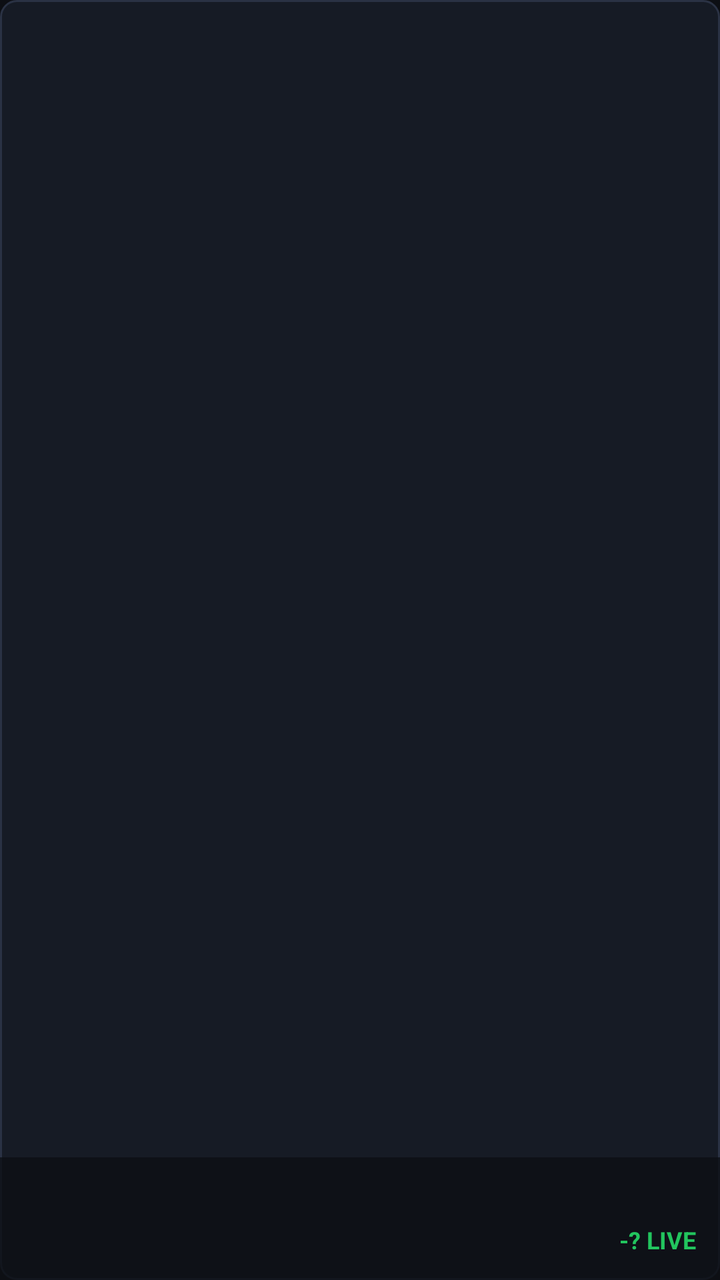
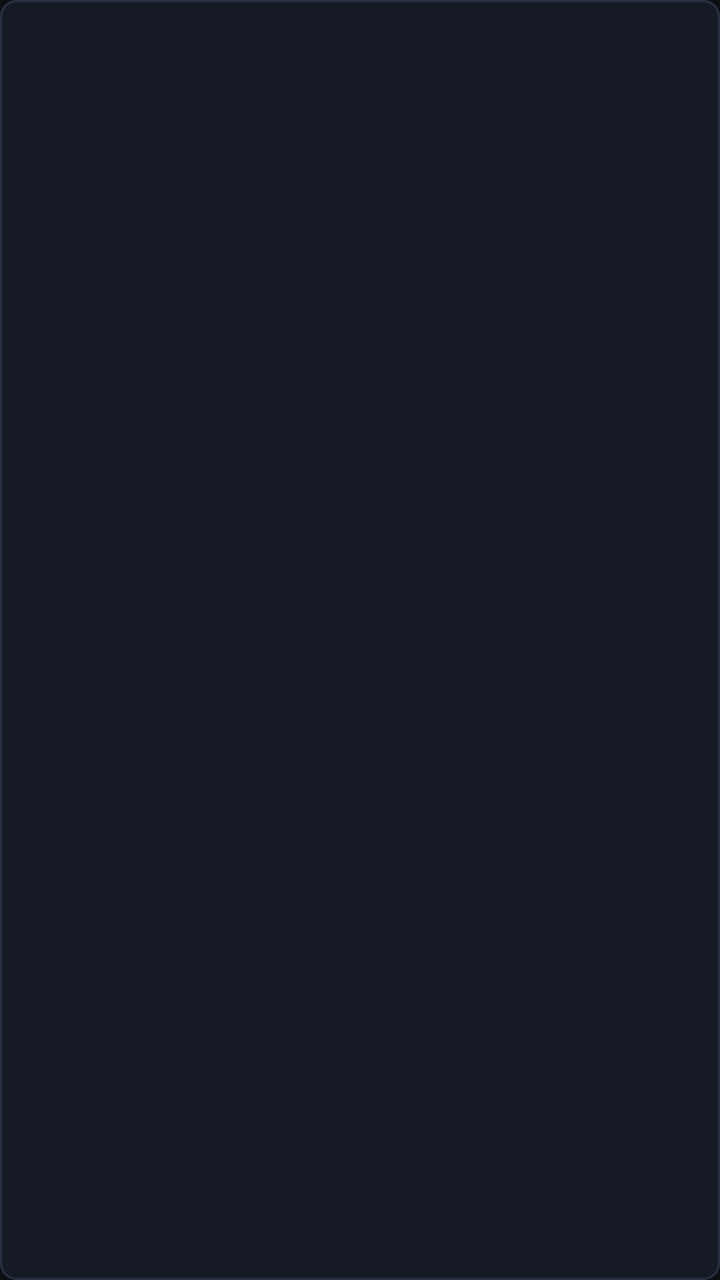

Before-and-after screenshots of an Android layout around one commit, followed by the original layout XML and the change that was made.
<!-- AndroidManifest.xml: application theme Theme.SportsTv -->
<!-- res/layout/item_stream_card.xml -->
<?xml version="1.0" encoding="utf-8"?>
<LinearLayout xmlns:android="http://schemas.android.com/apk/res/android"
    android:layout_width="240dp"
    android:layout_height="160dp"
    android:orientation="vertical"
    android:background="@drawable/card_background"
    android:padding="0dp"
    android:focusable="true"
    android:clickable="true">

    
    <FrameLayout
        android:layout_width="match_parent"
        android:layout_height="0dp"
        android:layout_weight="1">
        
        <ImageView
            android:id="@+id/iv_thumbnail"
            android:layout_width="match_parent"
            android:layout_height="match_parent"
            android:scaleType="centerCrop"
            android:contentDescription="Match thumbnail" />
            
        <TextView
            android:id="@+id/tv_favorite_icon"
            android:layout_width="wrap_content"
            android:layout_height="wrap_content"
            android:layout_gravity="top|end"
            android:layout_margin="8dp"
            android:text="⭐"
            android:textSize="18sp"
            android:visibility="gone"
            android:shadowColor="#000000"
            android:shadowDx="1"
            android:shadowDy="1"
            android:shadowRadius="2" />
    </FrameLayout>

    
    <LinearLayout
        android:layout_width="match_parent"
        android:layout_height="wrap_content"
        android:orientation="vertical"
        android:background="@color/tv_bg_overlay"
        android:padding="12dp">

        <TextView
            android:id="@+id/tv_title"
            android:layout_width="match_parent"
            android:layout_height="wrap_content"
            android:textColor="@color/tv_text_primary"
            android:textSize="14sp"
            android:textStyle="bold"
            android:maxLines="1"
            android:ellipsize="end" />

        <LinearLayout
            android:layout_width="match_parent"
            android:layout_height="wrap_content"
            android:orientation="horizontal"
            android:layout_marginTop="2dp">

            <TextView
                android:id="@+id/tv_subtitle"
                android:layout_width="0dp"
                android:layout_height="wrap_content"
                android:layout_weight="1"
                android:textColor="@color/tv_text_secondary"
                android:textSize="12sp"
                android:maxLines="1"
                android:ellipsize="end" />

            <TextView
                android:id="@+id/tv_live_badge"
                android:layout_width="wrap_content"
                android:layout_height="wrap_content"
                android:text="-? LIVE"
                android:textColor="@color/live_green"
                android:textSize="12sp"
                android:textStyle="bold" />

        </LinearLayout>
    </LinearLayout>

</LinearLayout>
<!-- resources referenced by this layout -->
<resources>
  <color name="live_green">#22c55e</color>
  <color name="tv_bg_overlay">#CC0d0f14</color>
  <color name="tv_text_primary">#FFFFFF</color>
  <color name="tv_text_secondary">#9AFFFFFF</color>
  <!-- drawable card_background (drawable) -->
  <?xml version="1.0" encoding="utf-8"?>
  <selector xmlns:android="http://schemas.android.com/apk/res/android">
      <item android:state_focused="true">
          <shape android:shape="rectangle">
              <solid android:color="#1e2535" />
              <stroke android:width="2dp" android:color="#3b82f6" />
              <corners android:radius="8dp" />
          </shape>
      </item>
      <item>
          <shape android:shape="rectangle">
              <solid android:color="#161b25" />
              <stroke android:width="1dp" android:color="#2a3244" />
              <corners android:radius="8dp" />
          </shape>
      </item>
  </selector>
  <style name="Theme.SportsTv" parent="Theme.Leanback">
          <item name="android:windowBackground">@color/background_dark</item>
      </style>
  <color name="background_dark">#0d0f14</color>
</resources>

<!-- the commit's change to res/layout/item_stream_card.xml (unified diff, before → after) -->
@@ -1,85 +1,93 @@
 <?xml version="1.0" encoding="utf-8"?>
-<LinearLayout xmlns:android="http://schemas.android.com/apk/res/android"
+<androidx.cardview.widget.CardView xmlns:android="http://schemas.android.com/apk/res/android"
+    xmlns:app="http://schemas.android.com/apk/res-auto"
     android:layout_width="240dp"
     android:layout_height="160dp"
-    android:orientation="vertical"
-    android:background="@drawable/card_background"
-    android:padding="0dp"
     android:focusable="true"
-    android:clickable="true">
+    android:clickable="true"
+    android:foreground="@drawable/card_background"
+    app:cardCornerRadius="8dp"
+    app:cardElevation="4dp"
+    app:cardBackgroundColor="@color/card_background">
 
-    
-    <FrameLayout
-        android:layout_width="match_parent"
-        android:layout_height="0dp"
-        android:layout_weight="1">
-        
-        <ImageView
-            android:id="@+id/iv_thumbnail"
-            android:layout_width="match_parent"
-            android:layout_height="match_parent"
-            android:scaleType="centerCrop"
-            android:contentDescription="Match thumbnail" />
-            
-        <TextView
-            android:id="@+id/tv_favorite_icon"
-            android:layout_width="wrap_content"
-            android:layout_height="wrap_content"
-            android:layout_gravity="top|end"
-            android:layout_margin="8dp"
-            android:text="⭐"
-            android:textSize="18sp"
-            android:visibility="gone"
-            android:shadowColor="#000000"
-            android:shadowDx="1"
-            android:shadowDy="1"
-            android:shadowRadius="2" />
-    </FrameLayout>
-
-    
     <LinearLayout
         android:layout_width="match_parent"
-        android:layout_height="wrap_content"
-        android:orientation="vertical"
-        android:background="@color/tv_bg_overlay"
-        android:padding="12dp">
+        android:layout_height="match_parent"
+        android:orientation="vertical">
 
-        <TextView
-            android:id="@+id/tv_title"
+        
+        <FrameLayout
             android:layout_width="match_parent"
-            android:layout_height="wrap_content"
-            android:textColor="@color/tv_text_primary"
-            android:textSize="14sp"
-            android:textStyle="bold"
-            android:maxLines="1"
-            android:ellipsize="end" />
+            android:layout_height="0dp"
+            android:layout_weight="1">
+            
+            <ImageView
+                android:id="@+id/iv_thumbnail"
+                android:layout_width="match_parent"
+                android:layout_height="match_parent"
+                android:scaleType="centerCrop"
+                android:contentDescription="Match thumbnail" />
+                
+            <TextView
+                android:id="@+id/tv_favorite_icon"
+                android:layout_width="wrap_content"
+                android:layout_height="wrap_content"
+                android:layout_gravity="top|end"
+                android:layout_margin="8dp"
+                android:text="⭐"
+                android:textSize="18sp"
+                android:visibility="gone"
+                android:shadowColor="#000000"
+                android:shadowDx="1"
+                android:shadowDy="1"
+                android:shadowRadius="2" />
+        </FrameLayout>
 
+        
         <LinearLayout
             android:layout_width="match_parent"
             android:layout_height="wrap_content"
-            android:orientation="horizontal"
-            android:layout_marginTop="2dp">
+            android:orientation="vertical"
+            android:background="@color/tv_bg_overlay"
+            android:padding="12dp">
 
             <TextView
-                android:id="@+id/tv_subtitle"
-                android:layout_width="0dp"
+                android:id="@+id/tv_title"
+                android:layout_width="match_parent"
                 android:layout_height="wrap_content"
-                android:layout_weight="1"
-                android:textColor="@color/tv_text_secondary"
-                android:textSize="12sp"
+                android:textColor="@color/tv_text_primary"
+                android:textSize="14sp"
+                android:textStyle="bold"
                 android:maxLines="1"
                 android:ellipsize="end" />
 
-            <TextView
-                android:id="@+id/tv_live_badge"
-                android:layout_width="wrap_content"
+            <LinearLayout
+                android:layout_width="match_parent"
                 android:layout_height="wrap_content"
-                android:text="-? LIVE"
-                android:textColor="@color/live_green"
-                android:textSize="12sp"
-                android:textStyle="bold" />
+                android:orientation="horizontal"
+                android:layout_marginTop="2dp">
 
+                <TextView
+                    android:id="@+id/tv_subtitle"
+                    android:layout_width="0dp"
+                    android:layout_height="wrap_content"
+                    android:layout_weight="1"
+                    android:textColor="@color/tv_text_secondary"
+                    android:textSize="12sp"
+                    android:maxLines="1"
+                    android:ellipsize="end" />
+
+                <TextView
+                    android:id="@+id/tv_live_badge"
+                    android:layout_width="wrap_content"
+                    android:layout_height="wrap_content"
+                    android:text="🔴 LIVE"
+                    android:textColor="@color/live_green"
+                    android:textSize="12sp"
+                    android:textStyle="bold" />
+
+            </LinearLayout>
         </LinearLayout>
     </LinearLayout>
 
-</LinearLayout>
+</androidx.cardview.widget.CardView>
<!-- resource entries referenced after the edit -->
@@ -1,5 +1,6 @@
 <!-- resources referenced by this layout -->
 <resources>
+  <color name="card_background">#161b25</color>
   <color name="live_green">#22c55e</color>
   <color name="tv_bg_overlay">#CC0d0f14</color>
   <color name="tv_text_primary">#FFFFFF</color>
